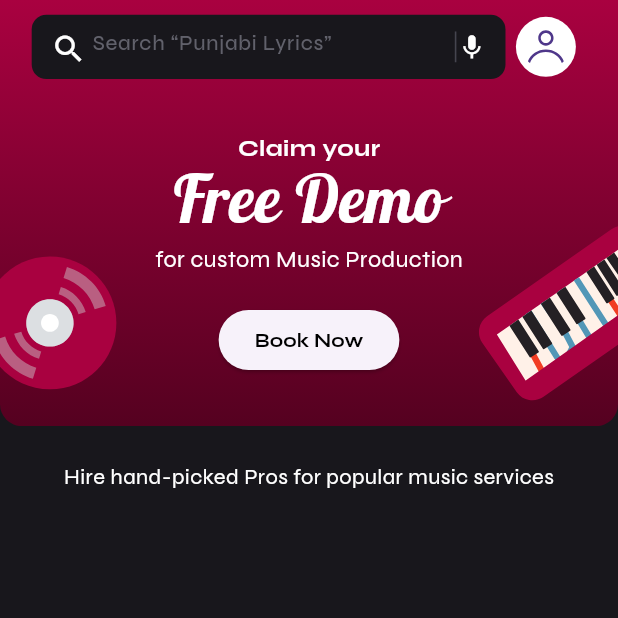
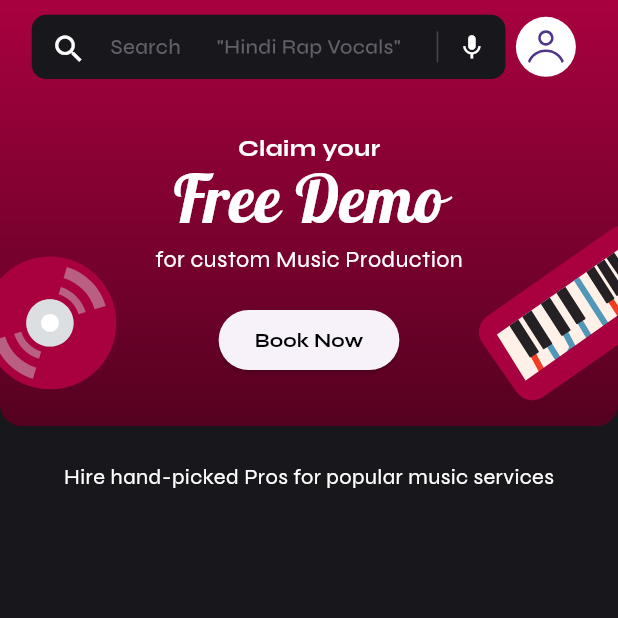
Before and after one commit to yahia-SA/music_services, a Flutter app: the screen it shows after launch, on a phone screen of 412 x 824 dp, the top half of it. Run offline on Flutter 3.47's test engine with Material 3 defaults, Android fonts, the phone set to English and light mode, and no system bars; our stand-ins replace cloud_firestore, firebase_core, flutter_screenutil, flutter_svg, get_it, google_fonts; accounts and stored records are empty.

Commit message:
add animation

```diff
--- a/lib/core/constans/app_constans.dart
+++ b/lib/core/constans/app_constans.dart
@@ -1,12 +1,11 @@
 class AppConstans {
   static const String appName = 'Music Services';
-  static const String search = 'Search “Punjabi Lyrics”';
+  static const String search = 'Search';
   static const String cailm = 'Claim your';
   static const String freeDemo = 'Free Demo';
   static const String bookNow = 'Book Now';
   static const String forCustom = 'for custom Music Production';
   static const String hire = 'Hire hand-picked Pros for popular music services';
-
 
   //iamges
 
@@ -14,5 +13,4 @@ class AppConstans {
   static const String musicCd = 'assets/images/music_cd.svg';
   static const String music_2 = 'assets/images/music_2.svg';
   static const String home = 'assets/icons/home.svg';
-
 }
--- a/lib/view/widget/hero_section.dart
+++ b/lib/view/widget/hero_section.dart
@@ -1,3 +1,5 @@
+import 'dart:async';
+
 import 'package:flutter/material.dart';
 import 'package:flutter_screenutil/flutter_screenutil.dart';
 import 'package:flutter_svg/svg.dart';
@@ -6,8 +8,58 @@ import 'package:music_services/core/extensions/sizedbox_extensions.dart';
 import 'package:music_services/core/theme/app_colors.dart';
 import 'package:music_services/core/theme/app_text.dart';
 
-class HeroSection extends StatelessWidget {
+class HeroSection extends StatefulWidget {
   const HeroSection({super.key});
+
+  @override
+  State<HeroSection> createState() => _HeroSectionState();
+}
+
+class _HeroSectionState extends State<HeroSection> {
+  int _currentIndex = 0;
+  late FixedExtentScrollController _controller;
+  late final Timer _timer;
+
+  final List<String> serviceCategories = [
+    "Punjabi Lyrics",
+    "Hindi Rap Vocals",
+    "Hip Hop Beats",
+    "Mix and Master",
+  ];
+
+  @override
+  void initState() {
+    super.initState();
+    _controller = FixedExtentScrollController();
+
+    // Change category every 5 second
+    _timer = Timer.periodic(const Duration(seconds: 5), (timer) {
+      setState(() {
+        if (_currentIndex < serviceCategories.length - 1) {
+          _currentIndex++;
+          _controller.animateToItem(
+            _currentIndex,
+            duration: const Duration(milliseconds: 500),
+            curve: Curves.easeInOut,
+          );
+        } else {
+          _currentIndex = 0;
+          _controller.animateToItem(
+            _currentIndex,
+            duration: const Duration(milliseconds: 500),
+            curve: Curves.easeIn,
+          );
+        }
+      });
+    });
+  }
+
+  @override
+  void dispose() {
+    _timer.cancel();
+    _controller.dispose();
+    super.dispose();
+  }
 
   @override
   Widget build(BuildContext context) {
@@ -52,20 +104,40 @@ class HeroSection extends StatelessWidget {
                       ),
                       child: Row(
                         mainAxisAlignment: MainAxisAlignment.spaceBetween,
+                        mainAxisSize: MainAxisSize.min,
                         children: [
                           const Icon(Icons.search, color: Colors.white),
                           horizontalSpace(3.5),
-                          Expanded(
-                            child: TextField(
-                              style: AppText.syne14Medium.copyWith(
-                                color: Colors.white,
-                              ),
-                              decoration: InputDecoration(
-                                hintText: AppConstans.search,
-                                hintStyle: AppText.syne14Medium.copyWith(
-                                  color: AppColors.iconColor,
-                                ),
-                                border: InputBorder.none,
+                          Text(
+                            AppConstans.search,
+                            style: AppText.syne14Medium.copyWith(
+                              color: AppColors.iconColor,
+                            ),
+                          ),
+                          SizedBox(
+                            width: 150.w,
+                            height: 22.h,
+                            child: ListWheelScrollView.useDelegate(
+                              controller: _controller,
+                              itemExtent: 50,
+                              physics: const NeverScrollableScrollPhysics(),
+                              perspective: 0.001,
+                              childDelegate: ListWheelChildBuilderDelegate(
+                                builder: (context, index) {
+                                  if (index >= 0 &&
+                                      index < serviceCategories.length) {
+                                    return Center(
+                                      child: Text(
+                                        '"${serviceCategories[index]}"',
+                                        style: AppText.syne14Medium
+                                            .copyWith(
+                                              color: AppColors.iconColor,
+                                            ),
+                                      ),
+                                    );
+                                  }
+                                  return const SizedBox.shrink();
+                                },
                               ),
                             ),
                           ),
```
